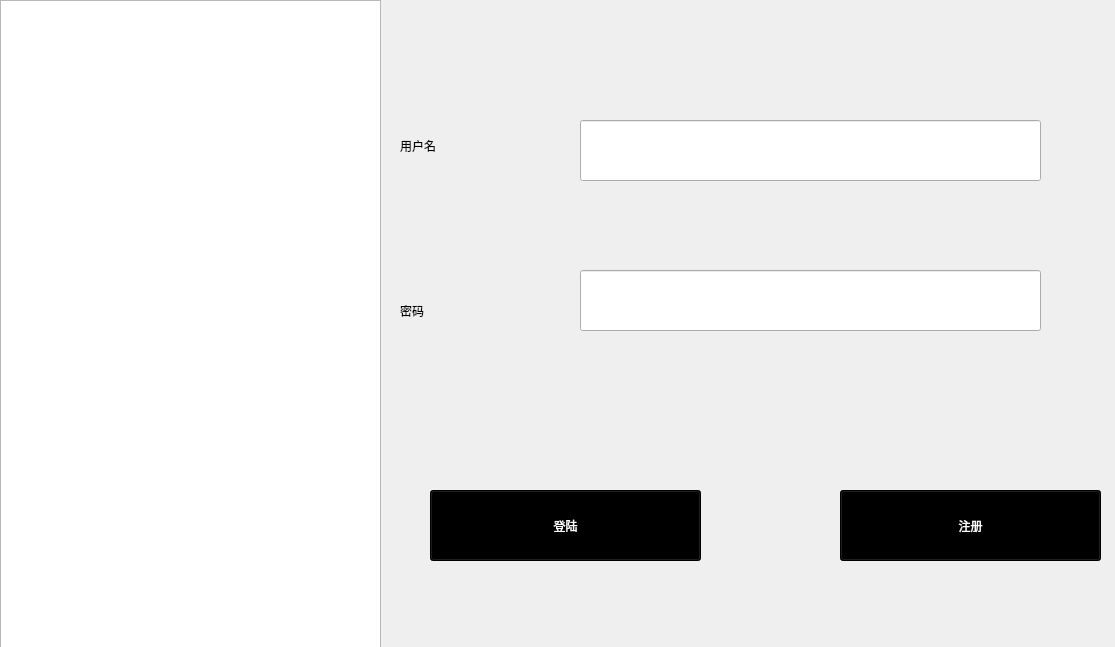
involution-base-of-njupt/everyday-vocabulary, file gui/account.ui: the form before one commit.
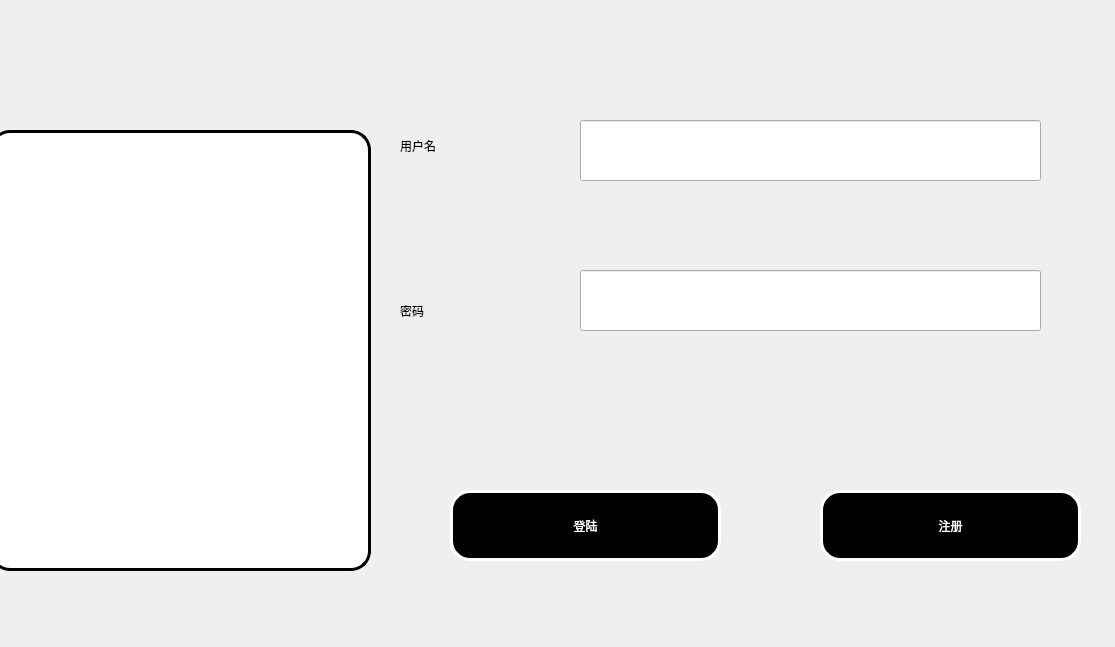
The form after the commit. Icons and pictures are not drawn.

```diff
--- a/gui/account.ui
+++ b/gui/account.ui
@@ -25,24 +25,25 @@
   <widget class="QTextBrowser" name="textBrowser">
    <property name="geometry">
     <rect>
-     <x>0</x>
-     <y>0</y>
+     <x>-10</x>
+     <y>130</y>
      <width>381</width>
-     <height>661</height>
+     <height>441</height>
     </rect>
    </property>
    <property name="styleSheet">
-    <string notr="true">background-image: url(:/icon/account_picture.png);</string>
+    <string notr="true">border-radius:20px;
+background-color: rgb(255, 255, 255);
+color: rgb(0, 0, 0);
+font: 26pt &quot;微软雅黑&quot;;
+border:3px solid #000000;</string>
    </property>
    <property name="html">
     <string>&lt;!DOCTYPE HTML PUBLIC &quot;-//W3C//DTD HTML 4.0//EN&quot; &quot;http://www.w3.org/TR/REC-html40/strict.dtd&quot;&gt;
-&lt;html&gt;&lt;head&gt;&lt;meta name=&quot;qrichtext&quot; content=&quot;1&quot; /&gt;&lt;meta charset=&quot;utf-8&quot; /&gt;&lt;style type=&quot;text/css&quot;&gt;
+&lt;html&gt;&lt;head&gt;&lt;meta name=&quot;qrichtext&quot; content=&quot;1&quot; /&gt;&lt;style type=&quot;text/css&quot;&gt;
 p, li { white-space: pre-wrap; }
-hr { height: 1px; border-width: 0; }
-li.unchecked::marker { content: &quot;\2610&quot;; }
-li.checked::marker { content: &quot;\2612&quot;; }
-&lt;/style&gt;&lt;/head&gt;&lt;body style=&quot; font-family:'微软雅黑'; font-size:14pt; font-weight:400; font-style:normal;&quot;&gt;
-&lt;p align=&quot;center&quot; style=&quot;-qt-paragraph-type:empty; margin-top:0px; margin-bottom:0px; margin-left:0px; margin-right:0px; -qt-block-indent:0; text-indent:0px;&quot;&gt;&lt;br /&gt;&lt;/p&gt;&lt;/body&gt;&lt;/html&gt;</string>
+&lt;/style&gt;&lt;/head&gt;&lt;body style=&quot; font-family:'微软雅黑'; font-size:26pt; font-weight:400; font-style:normal;&quot;&gt;
+&lt;p align=&quot;center&quot; style=&quot;-qt-paragraph-type:empty; margin-top:0px; margin-bottom:0px; margin-left:0px; margin-right:0px; -qt-block-indent:0; text-indent:0px; font-size:14pt;&quot;&gt;&lt;br /&gt;&lt;/p&gt;&lt;/body&gt;&lt;/html&gt;</string>
    </property>
   </widget>
   <widget class="QLineEdit" name="lineEdit">
@@ -100,16 +101,18 @@
   <widget class="QPushButton" name="pushButton_2">
    <property name="geometry">
     <rect>
-     <x>430</x>
+     <x>450</x>
      <y>490</y>
      <width>271</width>
      <height>71</height>
     </rect>
    </property>
    <property name="styleSheet">
-    <string notr="true">background-color: rgb(0, 0, 0);
+    <string notr="true">border-radius:20px;
+background-color: rgb(0, 0, 0);
 color: rgb(255, 255, 255);
-font: 20pt &quot;幼圆&quot;;</string>
+font: 20pt &quot;微软雅黑&quot;;
+border:3px solid #ffffff;</string>
    </property>
    <property name="text">
     <string>登陆</string>
@@ -118,16 +121,18 @@
   <widget class="QPushButton" name="pushButton_3">
    <property name="geometry">
     <rect>
-     <x>840</x>
+     <x>820</x>
      <y>490</y>
      <width>261</width>
      <height>71</height>
     </rect>
    </property>
    <property name="styleSheet">
-    <string notr="true">background-color: rgb(0, 0, 0);
+    <string notr="true">border-radius:20px;
+background-color: rgb(0, 0, 0);
 color: rgb(255, 255, 255);
-font: 20pt &quot;幼圆&quot;;</string>
+font: 26pt &quot;微软雅黑&quot;;
+border:3px solid #ffffff;</string>
    </property>
    <property name="text">
     <string>注册</string>
```
